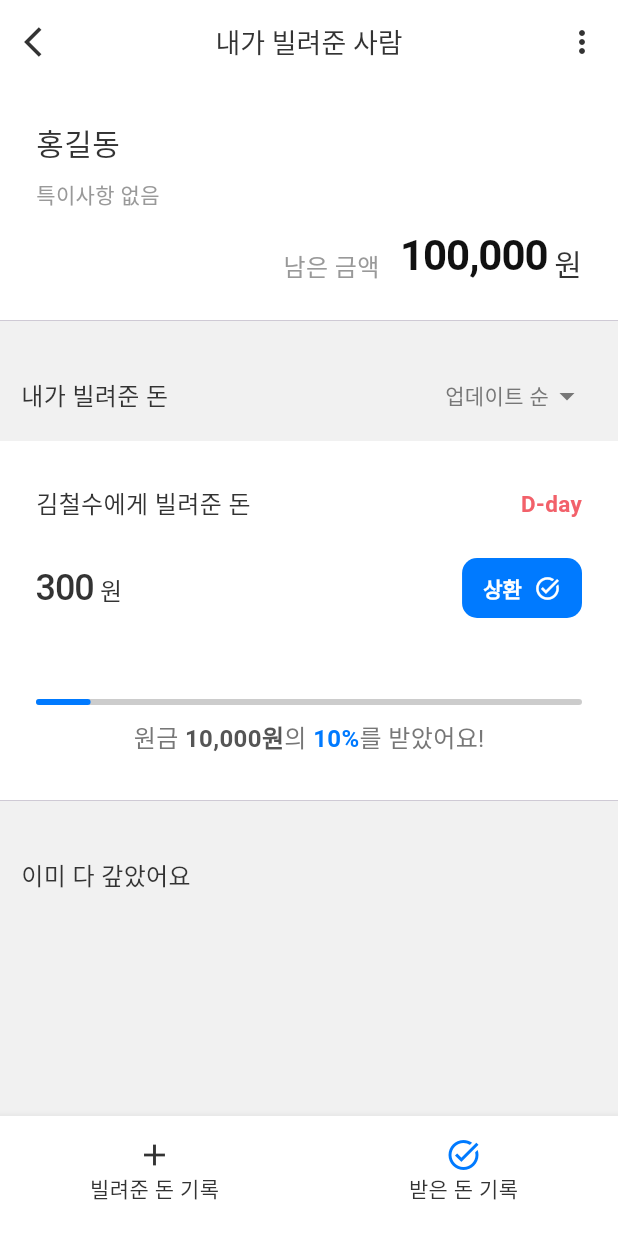
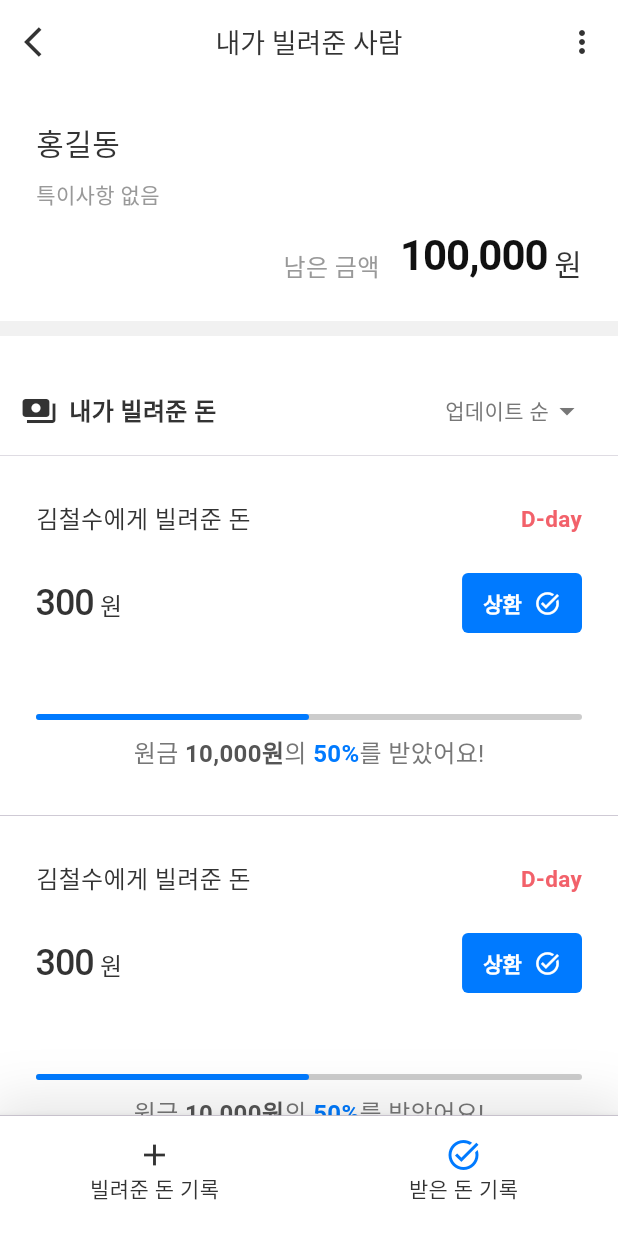
Before and after one commit to AtmosCat/dont_worry, a Flutter app: the screen it shows after launch, after a tap on "홍길동", on a phone screen of 412 x 824 dp. Run offline on Flutter 3.47's test engine with Material 3 defaults, Android fonts, the phone set to English and light mode, and no system bars.

Commit message:
imp ( bottomBar ) : 바텀바 그림자 추가 imp ( listHeader ) : 리스트 헤더 아이콘 추가 imp ( card ) : Home/LoanList 아이템 디자인 변경 (각지게 통일 등)

```diff
--- a/lib/theme/theme.dart
+++ b/lib/theme/theme.dart
@@ -22,6 +22,10 @@ final ThemeData lightTheme = ThemeData(
   cardTheme:
   CardTheme(
     color: Colors.white,
+    shape: RoundedRectangleBorder(
+      borderRadius: BorderRadius.circular(0),
+    ),
+    clipBehavior: Clip.none
   ),
 
   // 바텀시트 설정
--- a/lib/ui/pages/home/home_page.dart
+++ b/lib/ui/pages/home/home_page.dart
@@ -6,7 +6,7 @@ import 'package:dont_worry/ui/pages/home/widgets/home_flexible_header.dart';
 import 'package:dont_worry/ui/pages/home/widgets/home_tab_bar.dart';
 import 'package:dont_worry/ui/pages/home/widgets/person_card.dart';
 import 'package:dont_worry/ui/widgets/detail_app_bar.dart';
-import 'package:dont_worry/ui/widgets/home_bottom_app_bar.dart';
+import 'package:dont_worry/ui/pages/home/widgets/home_bottom_app_bar.dart';
 import 'package:dont_worry/ui/widgets/list_header.dart';
 import 'package:flutter/material.dart';
 
@@ -179,7 +179,7 @@ class PersonTabView extends StatelessWidget {
   Widget build(BuildContext context) {
     /* TODO: '빌려준 돈' Person List 구현 */
     return ListView(padding: EdgeInsets.all(4), children: [
-      ListHeader(myAction: myAction),
+      ListHeader(myAction: myAction, category: Category.person),
       PersonCard(
           myAction: myAction,
           person: Person(
@@ -199,7 +199,7 @@ class PersonTabView extends StatelessWidget {
             ], // 빈 리스트
             memo: '특이사항 없음',
           )),
-      ListHeader(),
+      ListHeader(category: Category.person),
       PersonCard(
           myAction: myAction,
           person: Person(
--- /dev/null
+++ b/lib/ui/pages/home/widgets/home_bottom_app_bar.dart
@@ -0,0 +1,53 @@
+import 'package:dont_worry/theme/colors.dart';
+import 'package:dont_worry/ui/widgets/detail_app_bar.dart';
+import 'package:flutter/material.dart';
+
+class HomeBottomAppBar extends StatelessWidget {
+  final MyAction myAction;
+  const HomeBottomAppBar({
+    required this.myAction,
+    super.key,
+  });
+
+  @override
+  Widget build(BuildContext context) {
+    return Container(
+      decoration:
+          BoxDecoration(color: AppColor.containerWhite.of(context), boxShadow: [
+        BoxShadow(
+          color: Colors.black.withOpacity(0.1), // 그림자 색상
+          blurRadius: 30, // 흐림 정도
+          spreadRadius: 6, // 그림자 크기
+          offset: Offset(0, -4), // ⬆ 위쪽 그림자 (기본은 아래로 가므로 -값)
+        )
+      ]),
+      child: BottomAppBar(
+        padding: EdgeInsets.all(0),
+        color: Colors.transparent,
+        elevation: 0,
+        child: Column(
+          mainAxisSize: MainAxisSize.min,
+          children: [
+            Divider(
+              height: 0,
+              thickness: 0.6,
+            ),
+            SizedBox(
+              height: 14,
+            ),
+            Icon(
+              Icons.add,
+              size: 30,
+              color: myAction == MyAction.lend
+                  ? AppColor.primaryBlue.of(context)
+                  : AppColor.primaryRed.of(context),
+            ),
+            Text(myAction == MyAction.lend ? '빌려준 돈 기록' : '빌린 돈 기록'),
+          ],
+        ),
+      ),
+    );
+  }
+}
+
+// myAction == MyAction.lend ?AppColor.containerBlue30.of(context):AppColor.containerRed30.of(context)
--- a/lib/ui/pages/home/widgets/person_card.dart
+++ b/lib/ui/pages/home/widgets/person_card.dart
@@ -17,8 +17,8 @@ class PersonCard extends StatelessWidget {
 
   @override
   Widget build(BuildContext context) {
-    int amount = 10;
-    int totalRepayment = 10000;
+    int amount = 100;
+    int totalRepayment = 0;
     /*TODO: 금액 관련 데이터를 구하는 로직 개발 필요
 
     개발사항 1. amount :갚아야 할 남은 금액
@@ -62,12 +62,24 @@ class PersonCard extends StatelessWidget {
         MaterialPageRoute(
             builder: (context) => LoanListPage(myAction, person: person)),
       ),
+      child: Padding(
+        padding: const EdgeInsets.symmetric(
+          horizontal: 4.0,
+          vertical: 0,
+        ),
         child: Card(
+          shape: RoundedRectangleBorder(
+            borderRadius: BorderRadius.circular(4),
+          ),
+          clipBehavior: Clip.none,
+          elevation: 1,
+          shadowColor: AppColor.containerBlue10.of(context), // 빨간 그림자
           color: amount != 0 // 상환여부 따라 배경색 변경
               ? AppColor.containerWhite.of(context)
               : AppColor.containerLightGray20.of(context),
           child: Padding(
-          padding: const EdgeInsets.symmetric(horizontal: 24.0, vertical: 24.0),
+            padding:
+                const EdgeInsets.symmetric(horizontal: 24.0, vertical: 24.0),
             child: Column(children: [
               Row(
                 mainAxisAlignment: MainAxisAlignment.spaceBetween,
@@ -88,7 +100,8 @@ class PersonCard extends StatelessWidget {
                     replacement: Text(
                         '${lastRepaymentDate.year}.${lastRepaymentDate.month}.${lastRepaymentDate.day} ',
                         style: TextStyle(
-                          fontSize: 15, color: AppColor.disabled.of(context))),
+                            fontSize: 15,
+                            color: AppColor.disabled.of(context))),
                     // 미상환 시,
                     child: Text(
                         dDay > 0
@@ -121,8 +134,9 @@ class PersonCard extends StatelessWidget {
                     TextSpan(
                       children: [
                         TextSpan(
-                        text: NumberUtils.formatWithCommas(
-                            amount != 0 ? amount : totalRepayment), // 상환 여부에 따라 amount 또는 totalRepayment
+                          text: NumberUtils.formatWithCommas(amount != 0
+                              ? amount
+                              : totalRepayment), // 상환 여부에 따라 amount 또는 totalRepayment
                           style: const TextStyle(
                             fontSize: 24,
                             fontWeight: FontWeight.w500,
@@ -147,6 +161,7 @@ class PersonCard extends StatelessWidget {
             ]),
           ),
         ),
+      ),
     );
   }
 }
--- a/lib/ui/pages/loan_detail/loan_detail_page.dart
+++ b/lib/ui/pages/loan_detail/loan_detail_page.dart
@@ -84,7 +84,7 @@ class LoanDetailPage extends StatelessWidget {
                       iconAlignment: IconAlignment.end,
                       style: TextButton.styleFrom(
                         shape: RoundedRectangleBorder(
-                          borderRadius: BorderRadius.circular(10),
+                          borderRadius: BorderRadius.circular(4),
                         ),
                         padding: const EdgeInsets.symmetric(
                           horizontal: 14,
@@ -115,7 +115,7 @@ class LoanDetailPage extends StatelessWidget {
                       iconAlignment: IconAlignment.end,
                       style: TextButton.styleFrom(
                         shape: RoundedRectangleBorder(
-                          borderRadius: BorderRadius.circular(10),
+                          borderRadius: BorderRadius.circular(4),
                         ),
                         padding: const EdgeInsets.symmetric(
                           horizontal: 14,
--- a/lib/ui/pages/loan_list/loan_list_page.dart
+++ b/lib/ui/pages/loan_list/loan_list_page.dart
@@ -21,19 +21,61 @@ class LoanListPage extends StatelessWidget {
       body: ListView(
         children: [
           LoanListHeader(person: person),
-          ListHeader(myAction: myAction),
+          SizedBox(height: 10),
+          Container(
+              color: AppColor.containerWhite.of(context),
+              child: Column(
+                children: [
+                  ListHeader(myAction: myAction, category: Category.loan,),
+                  Divider(
+                thickness: 0.4,
+                height: 0,
+              ),
+                ],
+              )),
           LoanCard(
               myAction: myAction,
               loan: Loan(
                 isLending: true, // 빌려주는 돈
                 initialAmount: 100000,
-                repayments: [Repayment(amount: 300, date: DateTime(2024, 2, 1))],
+                repayments: [
+                  Repayment(amount: 300, date: DateTime(2024, 2, 1))
+                ],
                 loanDate: DateTime(2024, 2, 1),
                 dueDate: DateTime(2024, 4, 1),
                 title: '김철수에게 빌려준 돈',
                 memo: '빠른 상환을 부탁드립니다.',
               )),
-          ListHeader(),
+          LoanCard(
+              myAction: myAction,
+              loan: Loan(
+                isLending: true, // 빌려주는 돈
+                initialAmount: 100000,
+                repayments: [
+                  Repayment(amount: 300, date: DateTime(2024, 2, 1))
+                ],
+                loanDate: DateTime(2024, 2, 1),
+                dueDate: DateTime(2024, 4, 1),
+                title: '김철수에게 빌려준 돈',
+                memo: '빠른 상환을 부탁드립니다.',
+              )),
+          SizedBox(height: 10),
+          Container(
+              color: AppColor.containerWhite.of(context), child: ListHeader(category: Category.loan)),
+          LoanCard(
+              myAction: myAction,
+              loan: Loan(
+                isLending: true, // 빌려주는 돈
+                initialAmount: 100000,
+                repayments: [
+                  Repayment(amount: 300, date: DateTime(2024, 2, 1))
+                ],
+                loanDate: DateTime(2024, 2, 1),
+                dueDate: DateTime(2024, 4, 1),
+                title: '김철수에게 빌려준 돈',
+                memo: '빠른 상환을 부탁드립니다.',
+              )),
+              SizedBox(height: 60)
         ],
       ),
       bottomNavigationBar: DetailBottomNavigationBar(
@@ -111,7 +153,6 @@ class LoanListHeader extends StatelessWidget {
             SizedBox()
           ]),
         ),
-        Divider(height: 0, thickness: 0.6)
       ],
     );
   }
--- a/lib/ui/pages/loan_list/widgets/loan_card.dart
+++ b/lib/ui/pages/loan_list/widgets/loan_card.dart
@@ -15,7 +15,7 @@ class LoanCard extends StatelessWidget {
     final String title = loan.title;
     final int amount = 300;
     final int totalRepayment = 10000;
-    final double repaymentRate = 0.1;
+    final double repaymentRate = 0.5;
     /*TODO: 금액 관련 데이터를 구하는 로직 개발 필요
 
     개발사항 1. amount :갚아야 할 남은 금액
@@ -148,7 +148,7 @@ class LoanCard extends StatelessWidget {
                           iconAlignment: IconAlignment.end,
                           style: TextButton.styleFrom(
                             shape: RoundedRectangleBorder(
-                              borderRadius: BorderRadius.circular(10),
+                              borderRadius: BorderRadius.circular(4),
                             ),
                             padding: const EdgeInsets.symmetric(
                               horizontal: 14,
@@ -181,7 +181,7 @@ class LoanCard extends StatelessWidget {
                           iconAlignment: IconAlignment.end,
                           style: TextButton.styleFrom(
                             shape: RoundedRectangleBorder(
-                              borderRadius: BorderRadius.circular(10),
+                              borderRadius: BorderRadius.circular(4),
                             ),
                             padding: const EdgeInsets.symmetric(
                               horizontal: 14,
--- a/lib/ui/widgets/detail_bottom_navigation_bar.dart
+++ b/lib/ui/widgets/detail_bottom_navigation_bar.dart
@@ -13,13 +13,33 @@ class DetailBottomNavigationBar extends StatelessWidget {
 
   @override
   Widget build(BuildContext context) {
-    return BottomNavigationBar(
+    return Container(
+        decoration: BoxDecoration(
+            color: AppColor.containerWhite.of(context),
+            boxShadow: [
+              BoxShadow(
+                color: Colors.black.withOpacity(0.1), // 그림자 색상
+                blurRadius: 30, // 흐림 정도
+                spreadRadius: 6, // 그림자 크기
+                offset: Offset(0, -4), // ⬆ 위쪽 그림자 (기본은 아래로 가므로 -값)
+              )
+            ]),
+        child: Column(
+          mainAxisSize: MainAxisSize.min,
+          children: [
+            Divider(
+              height: 0,
+              thickness: 0.6,
+            ),
+            BottomNavigationBar(
                 items: [
                   BottomNavigationBarItem(
                       icon: Column(
                         children: [
                           Icon(
-                      category != Category.loan ? Icons.add : Icons.edit_note,
+                            category != Category.loan
+                                ? Icons.add
+                                : Icons.edit_note,
                             color: AppColor.defaultBlack.of(context),
                           ),
                           Text(category != Category.loan
@@ -37,7 +57,8 @@ class DetailBottomNavigationBar extends StatelessWidget {
                         children: [
                           Icon(Icons.task_alt,
                               color: AppColor.primaryBlue.of(context)),
-                    Text(myAction == MyAction.lend ? '받은 돈 기록' : '갚은 돈 기록')
+                          Text(
+                              myAction == MyAction.lend ? '받은 돈 기록' : '갚은 돈 기록')
                         ],
                       ),
                       label: ''),
@@ -53,6 +74,8 @@ class DetailBottomNavigationBar extends StatelessWidget {
                 showSelectedLabels: false,
                 showUnselectedLabels: false,
                 elevation: 5,
-          type: BottomNavigationBarType.fixed);
+                type: BottomNavigationBarType.fixed),
+          ],
+        ));
   }
 }
--- a/lib/ui/widgets/home_bottom_app_bar.dart
+++ /dev/null
@@ -1,32 +0,0 @@
-import 'package:dont_worry/theme/colors.dart';
-import 'package:dont_worry/ui/widgets/detail_app_bar.dart';
-import 'package:flutter/material.dart';
-
-class HomeBottomAppBar extends StatelessWidget {
-  final MyAction myAction;
-  const HomeBottomAppBar({
-    required this.myAction,
-    super.key,
-  });
-
-  @override
-  Widget build(BuildContext context) {
-    return BottomAppBar(
-      color: AppColor.containerWhite.of(context),
-      elevation: 5,
-      child: Column(
-        mainAxisSize: MainAxisSize.min,
-        children: [
-          Icon(
-            Icons.add,
-            size: 30,
-            color: myAction == MyAction.lend ?AppColor.primaryBlue.of(context):AppColor.primaryRed.of(context),
-          ),
-          Text(myAction == MyAction.lend ? '빌려준 돈 기록' : '빌린 돈 기록'),
-        ],
-      ),
-    );
-  }
-}
-
-// myAction == MyAction.lend ?AppColor.containerBlue30.of(context):AppColor.containerRed30.of(context)
--- a/lib/ui/widgets/list_header.dart
+++ b/lib/ui/widgets/list_header.dart
@@ -1,11 +1,11 @@
-
 import 'package:dont_worry/theme/colors.dart';
 import 'package:dont_worry/ui/widgets/detail_app_bar.dart';
 import 'package:flutter/material.dart';
 
 class ListHeader extends StatefulWidget {
   final MyAction? myAction;
-  const ListHeader({this.myAction, super.key});
+  final Category category;
+  const ListHeader({this.myAction, required this.category, super.key});
 
   @override
   State<ListHeader> createState() => _ListHeaderState();
@@ -17,15 +17,6 @@ class _ListHeaderState extends State<ListHeader> {
   @override
   Widget build(BuildContext context) {
 
-    String title = '';
-    if (widget.myAction == MyAction.lend) {
-      title = '내가 빌려준 돈';
-    } else if (widget.myAction == MyAction.borrow) {
-      title = '내가 빌린 돈';
-    } else {
-      title = '이미 다 갚았어요';
-    }
-
     return Padding(
       padding: EdgeInsets.only(top: 20),
       child: SizedBox(
@@ -34,8 +25,28 @@ class _ListHeaderState extends State<ListHeader> {
           crossAxisAlignment: CrossAxisAlignment.center,
           children: [
             SizedBox(width: 14),
-            Text(title,
-                style: TextStyle(fontSize: 16, color: AppColor.defaultBlack.of(context))),
+            Icon(
+              widget.myAction != null
+                  ? widget.category == Category.person
+                      ? Icons.person
+                      : Icons.payments
+                  : Icons.check,
+            ),
+            SizedBox(width: 8),
+            Text(
+                widget.myAction != null
+                    ? widget.myAction == MyAction.lend
+                        ? widget.category == Category.person
+                            ? '내가 빌려준 사람'
+                            : '내가 빌려준 돈'
+                        : widget.category == Category.person
+                            ? '내가 빌린 사람'
+                            : '내가 빌린 돈'
+                    : '이미 다 갚았어요',
+                style: TextStyle(
+                    fontSize: 16,
+                    color: AppColor.defaultBlack.of(context),
+                    fontWeight: FontWeight.w900)),
             Spacer(),
             Offstage(
               offstage: widget.myAction == null,
```
Lines whose indentation alone changed are shown as unchanged.
